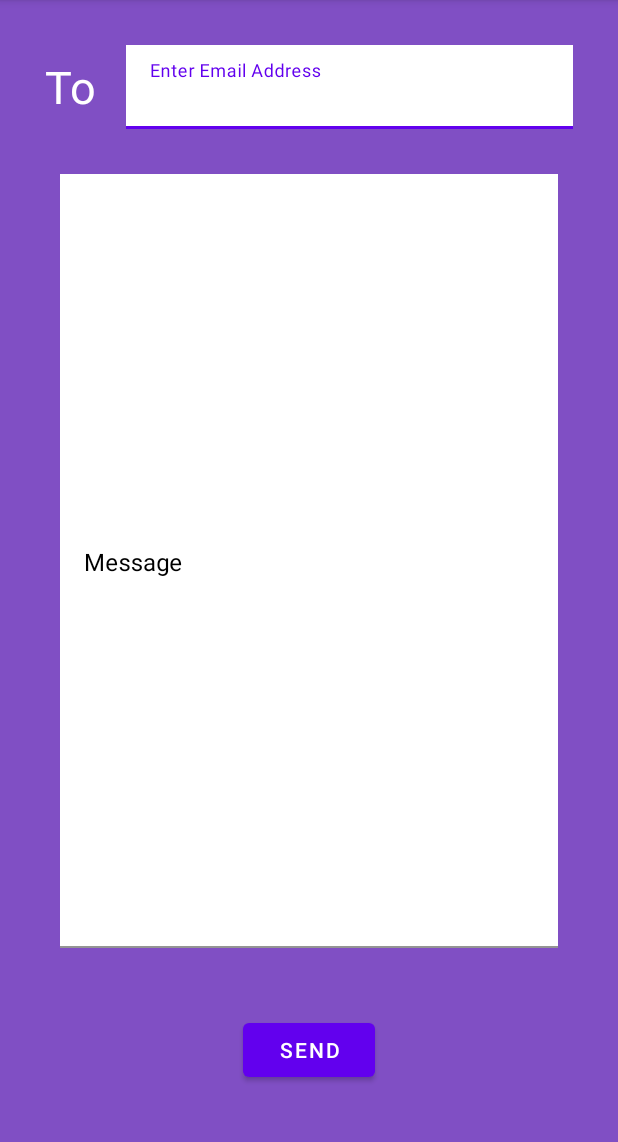
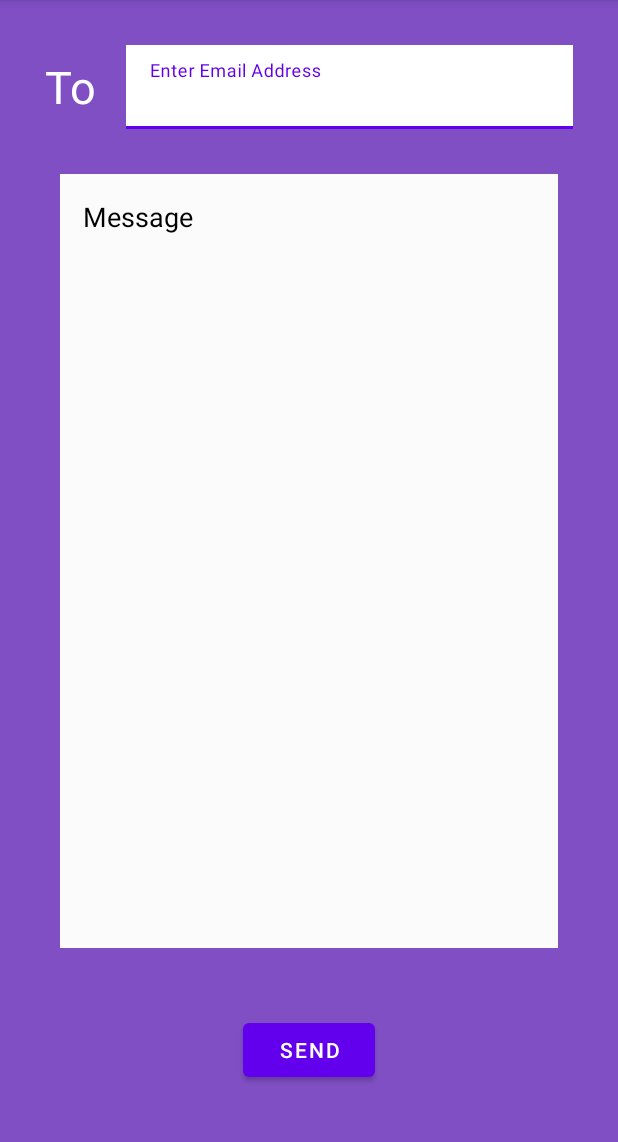
Before and after one commit to Osiris181/GridLayoutEmailCompose, an Android app: the screen it shows after launch (MainActivity), on a phone screen of 412 x 824 dp, the part 84-1226 px from its top. Run offline under Robolectric (Android 15) with nearby library versions, the phone set to English and light mode, and no system bars.

Commit message:
fixed message layout

```diff
--- a/app/src/main/java/com/example/myapplication/MainActivity.java
+++ b/app/src/main/java/com/example/myapplication/MainActivity.java
@@ -12,8 +12,5 @@ public class MainActivity extends AppCompatActivity {
     protected void onCreate(Bundle savedInstanceState) {
         super.onCreate(savedInstanceState);
         setContentView(R.layout.activity_main);
-        EditText emailChild = (EditText) findViewById(R.id.emailChild);
-        emailChild.setGravity(Gravity.START);
-
     }
 }
--- a/app/src/main/res/layout/activity_main.xml
+++ b/app/src/main/res/layout/activity_main.xml
@@ -19,7 +19,6 @@
         <LinearLayout
             android:layout_width="match_parent"
             android:layout_height="wrap_content"
-            android:layout_gravity="center_horizontal|center_vertical"
             android:gravity="center_vertical">
 
             <TextView
@@ -49,27 +48,23 @@
 
         </LinearLayout>
 
-        <com.google.android.material.textfield.TextInputLayout
+        <EditText
             android:layout_width="match_parent"
             android:layout_height="516dp"
             android:layout_row="1"
             android:layout_column="0"
             android:layout_columnSpan="2"
             android:layout_margin="20sp"
-            android:textColorHint="@color/black"
-            android:gravity="center_vertical">
+            android:backgroundTint="#FBFBFB"
+            android:gravity="top"
+            android:hint="Message"
+            android:background="#FFFFFF"
+            android:inputType="textMultiLine"
+            android:paddingTop="16sp"
+            android:paddingLeft="15sp"
+            android:textColorHint="@color/black">
 
-            <com.google.android.material.textfield.TextInputEditText
-                android:id="@+id/emailChild"
-                android:layout_width="match_parent"
-                android:layout_height="match_parent"
-                android:background="#FFFFFF"
-                android:hint="Message"
-                android:gravity="top|left"
-                android:layout_gravity="top|left"
-                android:inputType="text" />
-
-        </com.google.android.material.textfield.TextInputLayout>
+        </EditText>
 
         <Button
             android:id="@+id/button"
@@ -80,6 +75,7 @@
             />
 
 
+
     </com.google.android.material.circularreveal.CircularRevealGridLayout>
 
 </androidx.constraintlayout.widget.ConstraintLayout>
--- a/app/src/main/res/values/strings.xml
+++ b/app/src/main/res/values/strings.xml
@@ -1,3 +1,4 @@
 <resources>
     <string name="app_name">My Application</string>
+    <string name="message">Message</string>
 </resources>
```
